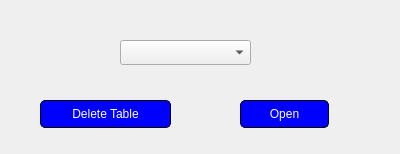
First picture: the form in openRigWindow.ui, repository 68Duck/PiDMX, before the edit.
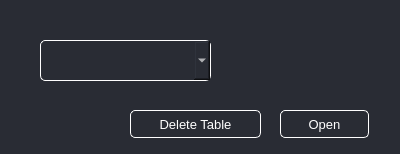
Second picture: the form after the edit.

Commit message: Updates open rig window ui.

```diff
--- a/openRigWindow.ui
+++ b/openRigWindow.ui
@@ -13,23 +13,32 @@
   <property name="windowTitle">
    <string>Form</string>
   </property>
+  <property name="styleSheet">
+   <string notr="true">QWidget{
+background-color:#292C34;
+color:white;
+}</string>
+  </property>
   <widget class="QPushButton" name="openButton">
    <property name="geometry">
     <rect>
-     <x>240</x>
-     <y>100</y>
+     <x>280</x>
+     <y>110</y>
      <width>89</width>
      <height>28</height>
     </rect>
    </property>
+   <property name="font">
+    <font>
+     <pointsize>10</pointsize>
+    </font>
+   </property>
    <property name="styleSheet">
     <string notr="true">QPushButton{
-  border: 1px solid black;
-  background-color: #0000ff;
-  color: white;
-  border-radius: 5px;
-  outline: none;
-  padding: 5px 10px;
+border: 1px solid white;
+border-radius: 5px;
+background-color: #292C34;
+color: white;
 }</string>
    </property>
    <property name="text">
@@ -39,20 +48,23 @@
   <widget class="QPushButton" name="deleteButton">
    <property name="geometry">
     <rect>
-     <x>40</x>
-     <y>100</y>
+     <x>130</x>
+     <y>110</y>
      <width>131</width>
      <height>28</height>
     </rect>
    </property>
+   <property name="font">
+    <font>
+     <pointsize>10</pointsize>
+    </font>
+   </property>
    <property name="styleSheet">
     <string notr="true">QPushButton{
-  border: 1px solid black;
-  background-color: #0000ff;
-  color: white;
-  border-radius: 5px;
-  outline: none;
-  padding: 5px 10px;
+border: 1px solid white;
+border-radius: 5px;
+background-color: #292C34;
+color: white;
 }</string>
    </property>
    <property name="text">
@@ -62,12 +74,26 @@
   <widget class="QComboBox" name="dropDown">
    <property name="geometry">
     <rect>
-     <x>120</x>
+     <x>40</x>
      <y>40</y>
-     <width>131</width>
-     <height>25</height>
+     <width>171</width>
+     <height>41</height>
     </rect>
    </property>
+   <property name="font">
+    <font>
+     <pointsize>12</pointsize>
+    </font>
+   </property>
+   <property name="styleSheet">
+    <string notr="true">QComboBox{
+border: 1px solid white;
+border-radius: 5px;
+background-color: #292C34;
+color: white;
+padding: 5px;
+}</string>
+   </property>
   </widget>
  </widget>
  <resources/>
```
